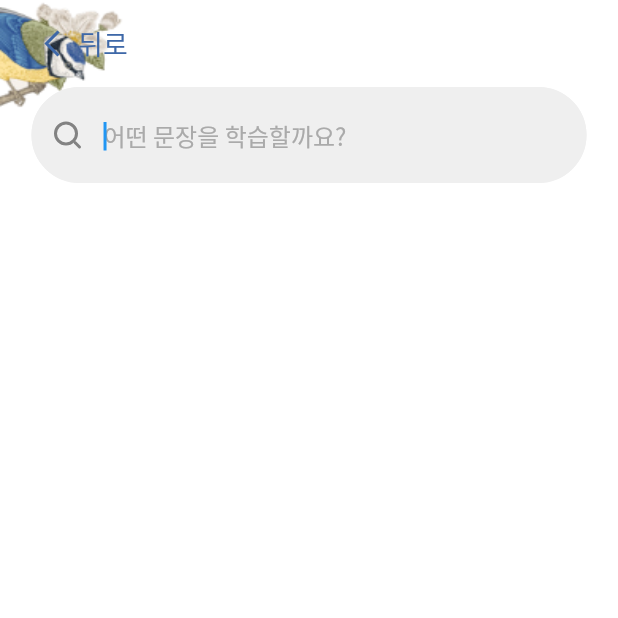
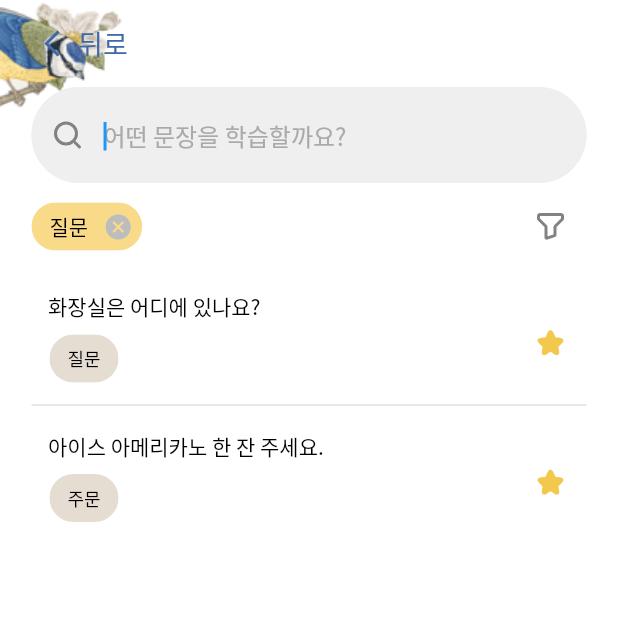
Before and after one commit to YeonJeans/Saera-Flutter, a Flutter app: the SearchPage screen opened directly, on a phone screen of 412 x 824 dp, the top half of it. Run offline on Flutter 3.47's test engine with Material 2 defaults, Android fonts, the phone set to English and light mode, and no system bars; our stand-ins replace flutter_svg; project files that could hold a hidden picture were left out.

Commit message:
[Design/#8] Add filtersection and statementsection

```diff
--- a/lib/learn/search_learn/presentation/search_learn_screen.dart
+++ b/lib/learn/search_learn/presentation/search_learn_screen.dart
@@ -2,6 +2,7 @@ import 'package:flutter/material.dart';
 import 'package:flutter_svg/svg.dart';
 import 'package:saera/learn/search_learn/presentation/widgets/search_learn_background.dart';
 
+import '../../../home/bookmark_home/presentation/widgets/bookmark_list_tile.dart';
 import '../../../style/color.dart';
 import '../../../style/font.dart';
 
@@ -82,6 +83,59 @@ class _SearchPageState extends State<SearchPage> {
         ],
     );
 
+    Widget filterSection = Container(
+      padding: const EdgeInsets.only(top: 5.0),
+      child: Row(
+        mainAxisAlignment: MainAxisAlignment.spaceBetween,
+        children: [
+          Row(
+            children: [
+              Wrap(
+                spacing: 10.0,
+                children: [
+                  Chip(
+                    label: Text(
+                        '질문',
+                      style: TextStyles.regular00TextStyle,
+                    ),
+                    backgroundColor: ColorStyles.saeraYellow,
+                    deleteIcon: const Icon(
+                      Icons.cancel_rounded,
+                      color: ColorStyles.deleteGray,
+                      size: 20.0,
+                    ),
+                    onDeleted: () {
+                      print("deleted");
+                    },
+                  ),
+                ],
+              )
+            ],
+          ),
+          IconButton(
+              onPressed: null,
+              icon: SvgPicture.asset('assets/icons/filter.svg')
+          )
+        ],
+      ),
+    );
+
+    List<BookmarkListData> statement = [
+      BookmarkListData('화장실은 어디에 있나요?', '질문'),
+      BookmarkListData('아이스 아메리카노 한 잔 주세요.', '주문')
+    ];
+    Widget statementSection = ListView.separated(
+        shrinkWrap: true,
+        padding: EdgeInsets.only(top: 10),
+        itemBuilder: (BuildContext context, int index) {
+          return BookmarkListTile(statement[index]);
+        },
+        separatorBuilder: (BuildContext context, int index) {
+          return const Divider(thickness: 1,);
+        },
+        itemCount: statement.length
+    );
+
     return Stack(
       children: [
         SearchLearnBackgroundImage(key: null,),
@@ -96,6 +150,8 @@ class _SearchPageState extends State<SearchPage> {
                   children: <Widget>[
                     appBarSection,
                     searchSection,
+                    filterSection,
+                    statementSection
                   ],
                 ),
               )
```
